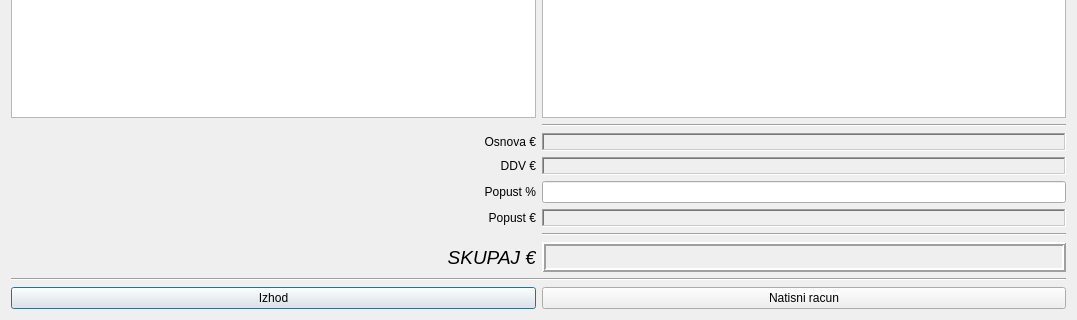
First picture: the form in novracun.ui, repository MaxMaxy/racun, before the edit; both pictures show x 0 to 1077 and y 499 to 819 of the 1077 by 819 pixel window.
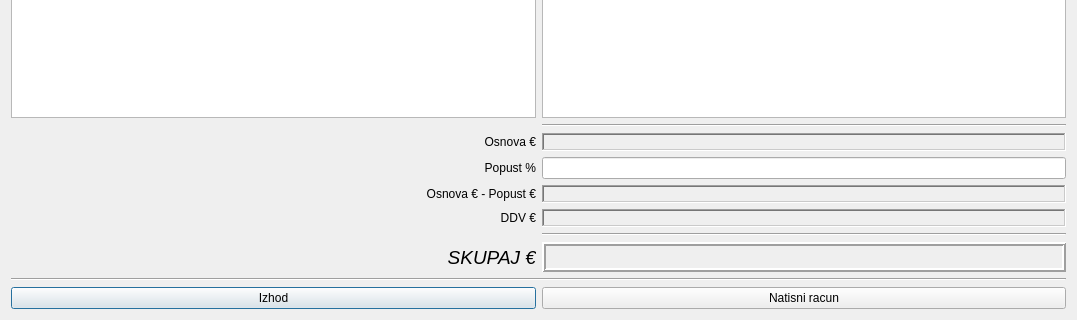
Second picture: the form after the edit.

```diff
--- a/novracun.ui
+++ b/novracun.ui
@@ -21,7 +21,7 @@
      </property>
     </widget>
    </item>
-   <item row="30" column="2">
+   <item row="32" column="2">
     <widget class="QLabel" name="label_9">
      <property name="text">
       <string>DDV €</string>
@@ -31,7 +31,7 @@
      </property>
     </widget>
    </item>
-   <item row="31" column="2">
+   <item row="28" column="2">
     <widget class="QLabel" name="label_10">
      <property name="text">
       <string>Popust %</string>
@@ -259,7 +259,7 @@
      </property>
     </widget>
    </item>
-   <item row="30" column="3">
+   <item row="32" column="3">
     <widget class="QLabel" name="label_ddv">
      <property name="frameShape">
       <enum>QFrame::WinPanel</enum>
@@ -306,13 +306,6 @@
      </property>
     </widget>
    </item>
-   <item row="31" column="3">
-    <widget class="QLineEdit" name="lineEdit_popust">
-     <property name="alignment">
-      <set>Qt::AlignCenter</set>
-     </property>
-    </widget>
-   </item>
    <item row="15" column="2">
     <widget class="QLabel" name="label_12">
      <property name="text">
@@ -391,17 +384,24 @@
      </property>
     </widget>
    </item>
-   <item row="32" column="2">
+   <item row="28" column="3">
+    <widget class="QLineEdit" name="lineEdit_popust">
+     <property name="alignment">
+      <set>Qt::AlignCenter</set>
+     </property>
+    </widget>
+   </item>
+   <item row="29" column="2">
     <widget class="QLabel" name="label_14">
      <property name="text">
-      <string>Popust €</string>
+      <string>Osnova € - Popust €</string>
      </property>
      <property name="alignment">
       <set>Qt::AlignRight|Qt::AlignTrailing|Qt::AlignVCenter</set>
      </property>
     </widget>
    </item>
-   <item row="32" column="3">
+   <item row="29" column="3">
     <widget class="QLabel" name="label_popust">
      <property name="frameShape">
       <enum>QFrame::WinPanel</enum>
```
Left out of the diff: 13 changed lines with no effect on the pictures.
